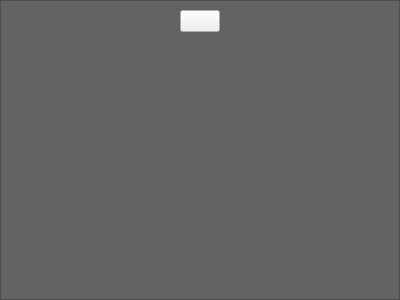
The window that data/ui/manga_item.ui (brandonzorn/Nlight) describes before a commit, drawn with Qt 5.
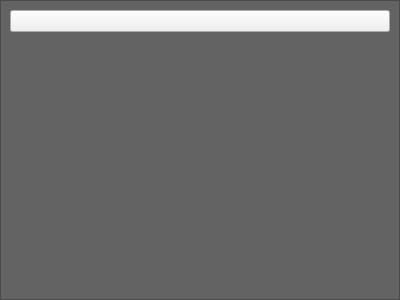
The same window after the commit.

Commit message: fixed manga item size

```diff
--- a/data/ui/manga_item.ui
+++ b/data/ui/manga_item.ui
@@ -56,7 +56,7 @@
       <enum>QFrame::Raised</enum>
      </property>
      <layout class="QVBoxLayout" name="verticalLayout_2">
-      <item alignment="Qt::AlignHCenter|Qt::AlignTop">
+      <item>
        <widget class="QPushButton" name="pushButton">
         <property name="sizePolicy">
          <sizepolicy hsizetype="Preferred" vsizetype="Preferred">
@@ -75,6 +75,19 @@
         </property>
        </widget>
       </item>
+      <item>
+       <spacer name="verticalSpacer">
+        <property name="orientation">
+         <enum>Qt::Vertical</enum>
+        </property>
+        <property name="sizeHint" stdset="0">
+         <size>
+          <width>20</width>
+          <height>40</height>
+         </size>
+        </property>
+       </spacer>
+      </item>
       <item alignment="Qt::AlignTop">
        <widget class="QLabel" name="name_lbl">
         <property name="text">
```
The commit also changes 3 other files.
